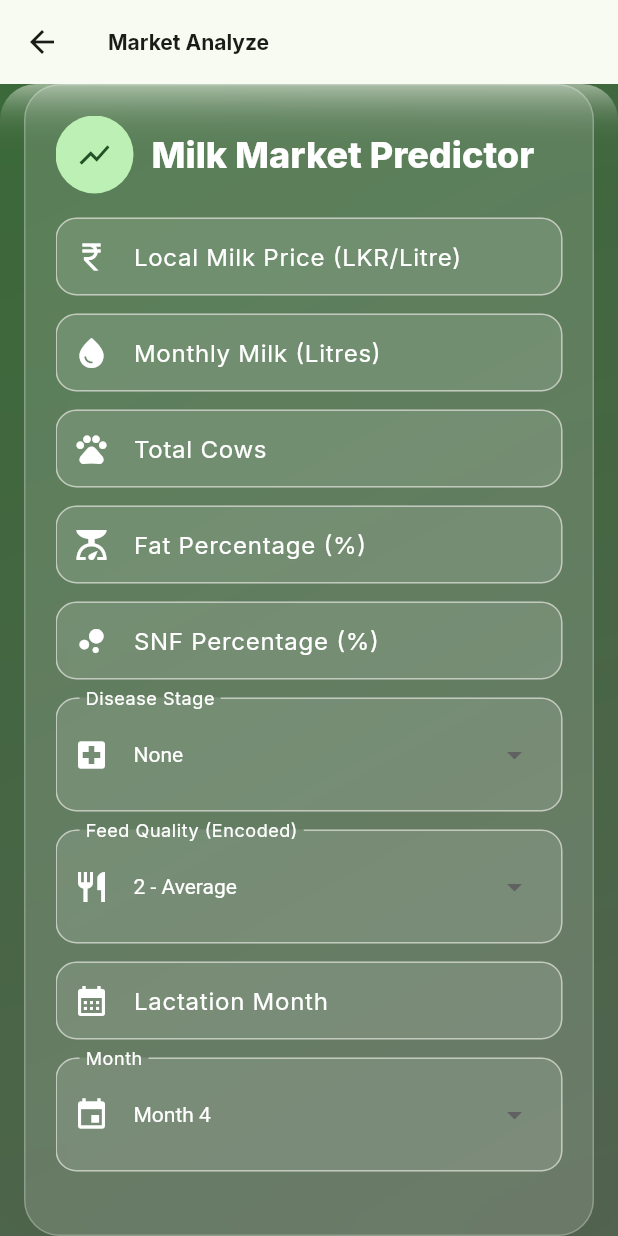
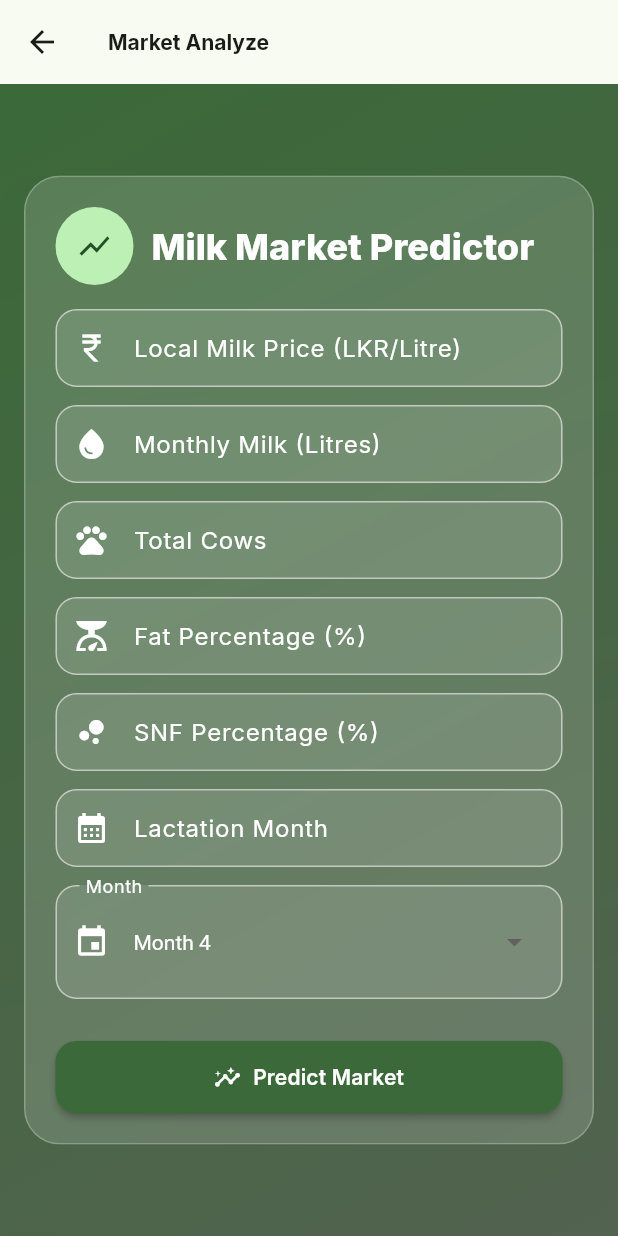
Before and after one commit to PramudithaB/converting-traditional-farm-to-ai-ml-powered-smart-farm-, a Flutter app: the MarketScreen screen opened directly, on a phone screen of 412 x 824 dp. Run offline on Flutter 3.47's test engine with Material 3 defaults, Android fonts, the phone set to English and light mode, and no system bars; our stand-ins replace google_fonts, image_picker, shared_preferences, sqflite; accounts and stored records are empty.

Commit message:
uddate UI

```diff
--- a/frontend/lib/screens/market.dart
+++ b/frontend/lib/screens/market.dart
@@ -143,12 +143,8 @@ class _MarketScreenState extends State<MarketScreen> {
           '• Litres/cow: ${litresPerCow.toStringAsFixed(2)} L\n'
           '• Fat: ${fat.toStringAsFixed(2)}%\n'
           '• SNF: ${snf.toStringAsFixed(2)}%\n'
-          '• Disease stage: $diseaseStage\n'
-          '• Feed quality: $feedQuality\n'
           '• Lactation month: $lactMonth\n'
-          '• Month: $month\n\n'
-          'Note: This is a simulated preview. Wire up your API to get real predictions.\n'
-          'Payload: $payload';
+          '• Month: $month';
     });
   }
 
@@ -283,42 +279,7 @@ class _MarketScreenState extends State<MarketScreen> {
                       ),
                       const SizedBox(height: 12),
 
-                      InputDecorator(
-                        decoration: _inputDecoration(context, 'Disease Stage', Icons.local_hospital),
-                        child: DropdownButtonHideUnderline(
-                          child: DropdownButton<int>(
-                            value: _diseaseStage,
-                            items: const [
-                              DropdownMenuItem(value: 0, child: Text('None')),
-                              DropdownMenuItem(value: 1, child: Text('Mild')),
-                              DropdownMenuItem(value: 2, child: Text('Moderate')),
-                              DropdownMenuItem(value: 3, child: Text('Severe')),
-                            ],
-                            onChanged: (v) => setState(() => _diseaseStage = v ?? 0),
-                            dropdownColor: Colors.black87,
-                            style: const TextStyle(color: Colors.white),
-                          ),
-                        ),
-                      ),
-                      const SizedBox(height: 12),
 
-                      InputDecorator(
-                        decoration: _inputDecoration(context, 'Feed Quality (Encoded)', Icons.restaurant),
-                        child: DropdownButtonHideUnderline(
-                          child: DropdownButton<int>(
-                            value: _feedQuality,
-                            items: const [
-                              DropdownMenuItem(value: 1, child: Text('1 - Poor')),
-                              DropdownMenuItem(value: 2, child: Text('2 - Average')),
-                              DropdownMenuItem(value: 3, child: Text('3 - Good')),
-                            ],
-                            onChanged: (v) => setState(() => _feedQuality = v ?? 2),
-                            dropdownColor: Colors.black87,
-                            style: const TextStyle(color: Colors.white),
-                          ),
-                        ),
-                      ),
-                      const SizedBox(height: 12),
 
                       TextFormField(
                         controller: _lactMonthCtrl,
```
